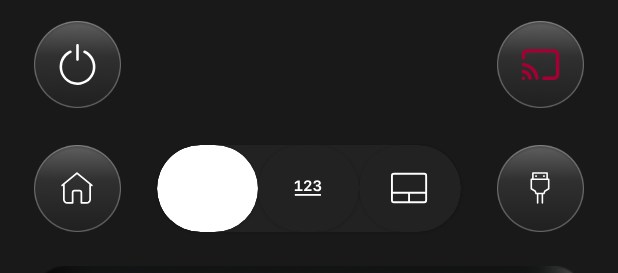
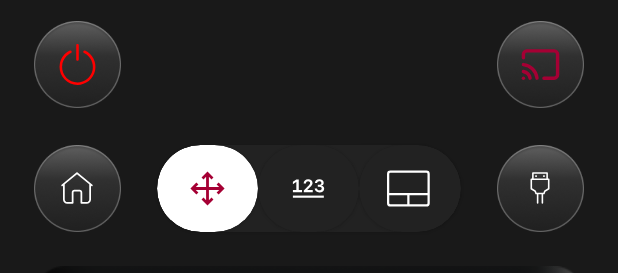
Before and after one commit to phong016688/remote_LG, an Android app: the layout fragment_home_lg.xml on its own in the app's theme, with its tools: preview values and no code run, on a phone screen of 412 x 824 dp. Shown: the top 273 px of the screen. Run offline under Robolectric (Android 15) with nearby library versions, the phone set to English and light mode, and no system bars; plain views replace DPadView; grey boxes are pictures that could not be loaded.

Commit message:
Fix bug UI

```diff
--- a/app/src/main/res/drawable/ic_move_pad.xml
+++ b/app/src/main/res/drawable/ic_move_pad.xml
@@ -4,7 +4,7 @@
     android:viewportWidth="24"
     android:viewportHeight="24">
     <path
-        android:fillColor="@color/white"
+        android:fillColor="@color/color_app"
         android:fillType="evenOdd"
         android:pathData="M12,2.893L8.818,6.075L9.879,7.136L11.25,5.765V11.25H5.765L7.136,9.879L6.076,8.818L2.894,12L6.076,15.182L7.136,14.121L5.765,12.75H11.25V18.235L9.879,16.864L8.818,17.924L12,21.107L15.182,17.924L14.121,16.864L12.75,18.235V12.75H18.235L16.864,14.121L17.925,15.182L21.107,12L17.925,8.818L16.864,9.879L18.235,11.25H12.75V5.765L14.121,7.136L15.182,6.075L12,2.893Z" />
 </vector>
--- a/app/src/main/res/layout/fragment_apps.xml
+++ b/app/src/main/res/layout/fragment_apps.xml
@@ -110,7 +110,7 @@
                 android:layout_width="match_parent"
                 android:layout_height="wrap_content"
                 android:gravity="center"
-                android:text="No Connected Device"
+                android:text="@string/no_connected_device"
                 android:textColor="@color/white"
                 android:textSize="30sp" />
 
--- a/app/src/main/res/layout/fragment_cast.xml
+++ b/app/src/main/res/layout/fragment_cast.xml
@@ -28,7 +28,7 @@
                     android:layout_centerVertical="true"
                     android:text="@string/cast"
                     android:textColor="@color/white"
-                    android:textSize="18sp"
+                    android:textSize="24sp"
                     android:textStyle="bold" />
 
                 <ImageView
--- a/app/src/main/res/layout/fragment_home_lg.xml
+++ b/app/src/main/res/layout/fragment_home_lg.xml
@@ -62,8 +62,7 @@
             android:layout_height="match_parent"
             android:contentDescription="@string/img_content_description"
             android:padding="15dp"
-            android:src="@drawable/ic_power"
-            app:tint="@color/white" />
+            android:src="@drawable/ic_power" />
     </FrameLayout>
 
     <FrameLayout
@@ -99,6 +98,7 @@
         android:layout_width="0dp"
         android:layout_height="0dp"
         android:background="@drawable/bg_button_circle"
+        android:elevation="5dp"
         android:gravity="center"
         app:layout_constraintDimensionRatio="1:1"
         app:layout_constraintHeight_percent="0.07"
@@ -117,6 +117,7 @@
         android:layout_width="0dp"
         android:layout_height="0dp"
         android:background="@drawable/bg_button_circle"
+        android:elevation="5dp"
         android:gravity="center"
         app:layout_constraintDimensionRatio="1:1"
         app:layout_constraintEnd_toStartOf="@id/view_end"
@@ -136,6 +137,7 @@
         android:layout_height="0dp"
         android:layout_marginHorizontal="24dp"
         android:backgroundTint="@color/bgr_btn_lg"
+        android:elevation="5dp"
         app:cardCornerRadius="50dp"
         app:layout_constraintBottom_toBottomOf="@id/linear_home"
         app:layout_constraintEnd_toStartOf="@id/linear_hdmi"
@@ -156,8 +158,8 @@
 
                 <ImageView
                     android:id="@+id/img_tab_control"
-                    android:layout_width="25dp"
-                    android:layout_height="25dp"
+                    android:layout_width="30dp"
+                    android:layout_height="30dp"
                     android:layout_gravity="center"
                     android:contentDescription="@string/img_content_description"
                     android:src="@drawable/ic_move_pad" />
@@ -173,8 +175,8 @@
 
                 <ImageView
                     android:id="@+id/img_tab_number"
-                    android:layout_width="25dp"
-                    android:layout_height="25dp"
+                    android:layout_width="30dp"
+                    android:layout_height="30dp"
                     android:layout_gravity="center"
                     android:contentDescription="@string/img_content_description"
                     android:src="@drawable/ic_number" />
@@ -190,8 +192,8 @@
 
                 <ImageView
                     android:id="@+id/img_tab_touch_pad"
-                    android:layout_width="25dp"
-                    android:layout_height="25dp"
+                    android:layout_width="30dp"
+                    android:layout_height="30dp"
                     android:layout_gravity="center"
                     android:contentDescription="@string/img_content_description"
                     android:src="@drawable/ic_touch_pad" />
@@ -663,6 +665,7 @@
         android:layout_width="0dp"
         android:layout_height="0dp"
         android:background="@drawable/bg_button_rectangle_1_3"
+        android:elevation="5dp"
         android:gravity="center"
         android:orientation="vertical"
         app:layout_constraintDimensionRatio="1:3"
@@ -703,6 +706,7 @@
         android:layout_width="0dp"
         android:layout_height="0dp"
         android:background="@drawable/bg_button_rectangle_3_2"
+        android:elevation="5dp"
         app:layout_constraintBottom_toBottomOf="@id/linear_volume"
         app:layout_constraintDimensionRatio="3:2"
         app:layout_constraintHeight_percent="0.07"
@@ -722,6 +726,7 @@
         android:layout_width="0dp"
         android:layout_height="0dp"
         android:background="@drawable/bg_button_rectangle_3_2"
+        android:elevation="5dp"
         android:gravity="center"
         app:layout_constraintBottom_toTopOf="@id/linear_ch_list"
         app:layout_constraintDimensionRatio="3:2"
@@ -742,6 +747,7 @@
         android:layout_width="0dp"
         android:layout_height="0dp"
         android:background="@drawable/bg_button_rectangle_3_2"
+        android:elevation="5dp"
         android:gravity="center"
         app:layout_constraintBottom_toBottomOf="@id/linear_volume"
         app:layout_constraintDimensionRatio="3:2"
@@ -761,6 +767,7 @@
         android:layout_width="0dp"
         android:layout_height="0dp"
         android:background="@drawable/bg_button_rectangle_1_3"
+        android:elevation="5dp"
         android:orientation="vertical"
         app:layout_constraintBottom_toBottomOf="@id/linear_volume"
         app:layout_constraintDimensionRatio="1:3"
@@ -814,6 +821,7 @@
         android:layout_width="0dp"
         android:layout_height="0dp"
         android:background="@drawable/bg_button_rectangle_3_2"
+        android:elevation="5dp"
         android:gravity="center"
         app:layout_constraintBottom_toTopOf="@id/linear_info"
         app:layout_constraintDimensionRatio="3:2"
@@ -834,6 +842,7 @@
         android:layout_width="0dp"
         android:layout_height="0dp"
         android:background="@drawable/bg_button_rectangle_3_2"
+        android:elevation="5dp"
         android:gravity="center"
         app:layout_constraintDimensionRatio="3:2"
         app:layout_constraintEnd_toStartOf="@id/linear_keyboard"
@@ -853,6 +862,7 @@
         android:layout_width="0dp"
         android:layout_height="0dp"
         android:background="@drawable/bg_button_rectangle_3_2"
+        android:elevation="5dp"
         android:gravity="center"
         app:layout_constraintDimensionRatio="3:2"
         app:layout_constraintEnd_toStartOf="@id/linear_ch"
@@ -881,6 +891,7 @@
         android:layout_width="0dp"
         android:layout_height="0dp"
         android:background="@drawable/bg_button_rectangle"
+        android:elevation="5dp"
         android:gravity="center"
         app:layout_constraintDimensionRatio="1:1"
         app:layout_constraintHeight_percent="0.07"
@@ -899,6 +910,7 @@
         android:layout_width="0dp"
         android:layout_height="0dp"
         android:background="@drawable/bg_button_rectangle"
+        android:elevation="5dp"
         android:gravity="center"
         app:layout_constraintDimensionRatio="1:1"
         app:layout_constraintEnd_toStartOf="@id/linear_stop"
@@ -918,6 +930,7 @@
         android:layout_width="0dp"
         android:layout_height="0dp"
         android:background="@drawable/bg_button_rectangle"
+        android:elevation="5dp"
         android:gravity="center"
         app:layout_constraintDimensionRatio="1:1"
         app:layout_constraintEnd_toStartOf="@id/linear_forward"
@@ -937,6 +950,7 @@
         android:layout_width="0dp"
         android:layout_height="0dp"
         android:background="@drawable/bg_button_rectangle"
+        android:elevation="5dp"
         android:gravity="center"
         app:layout_constraintDimensionRatio="1:1"
         app:layout_constraintEnd_toStartOf="@id/view_end"
```
